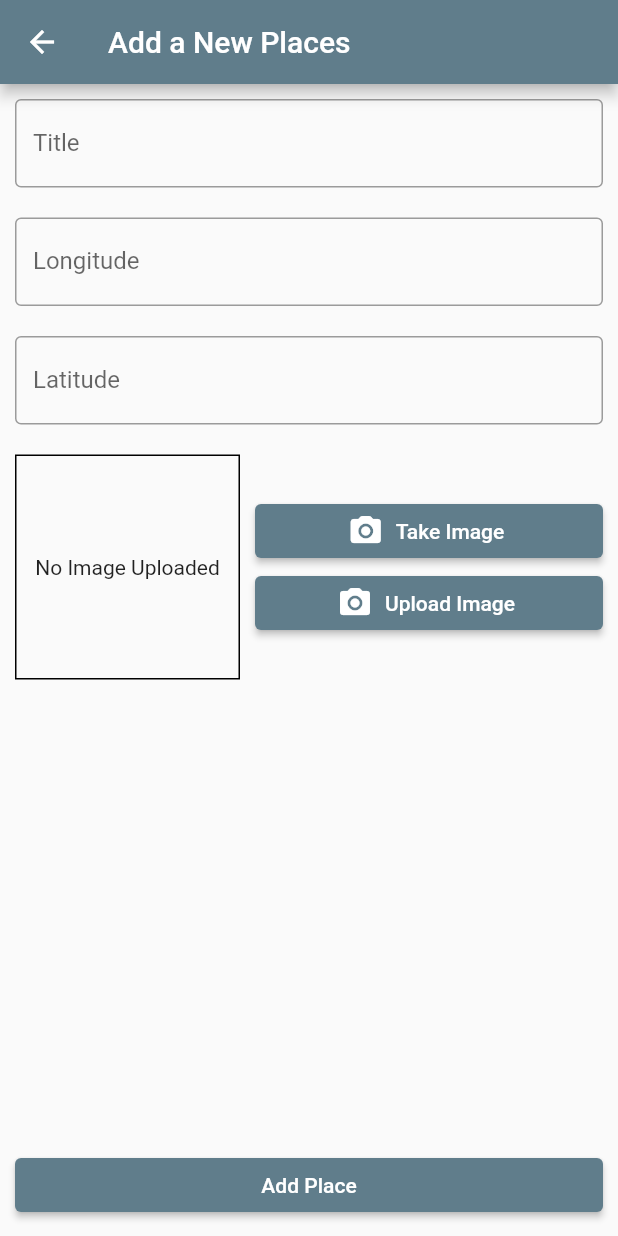
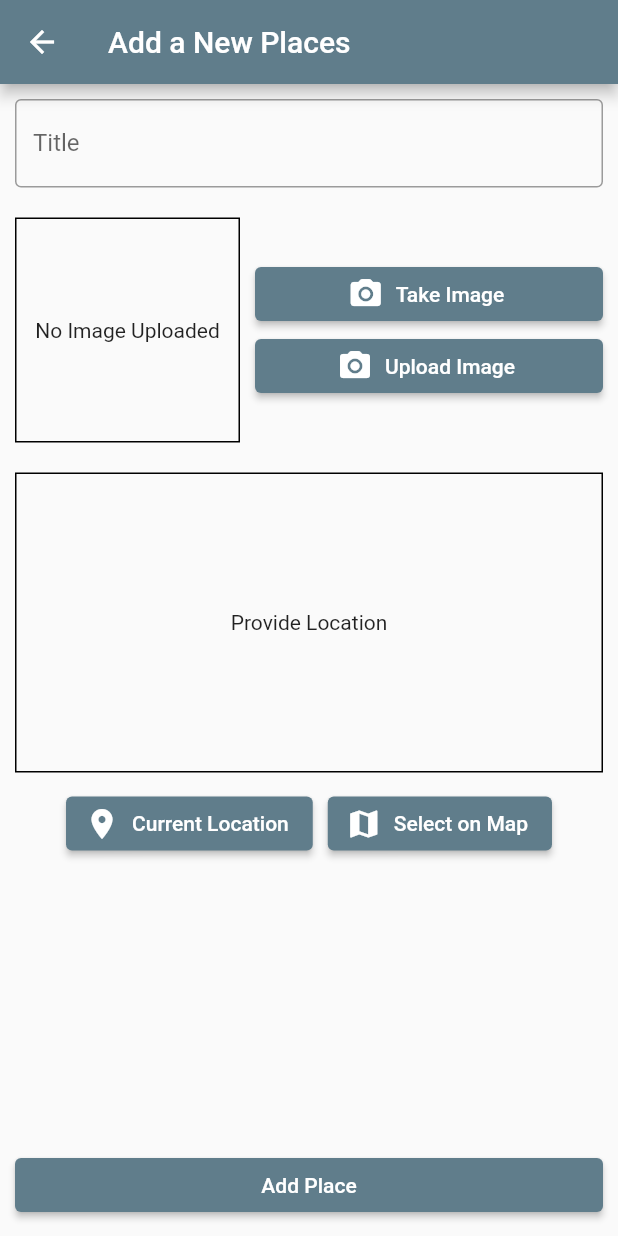
Before and after one commit to sebastianarcila98/great-places-app, a Flutter app: the screen it shows after launch, after a tap on the "add" icon, on a phone screen of 412 x 824 dp. Run offline on Flutter 3.47's test engine with Material 2 defaults, Android fonts, the phone set to English and light mode, and no system bars; our stand-ins replace flutter_dotenv, google_maps_flutter, image_picker, location, sqflite; accounts and stored records are empty.

```diff
--- a/lib/helpers/db_helpers.dart
+++ b/lib/helpers/db_helpers.dart
@@ -9,7 +9,7 @@ class DBHelper {
       path.join(sqlPath, 'places.db'),
       onCreate: (db, version) {
         return db.execute(
-            'CREATE TABLE user_places(id TEXT PRIMARY KEY, title TEXT, image TEXT)');
+            'CREATE TABLE user_places(id TEXT PRIMARY KEY, title TEXT, image TEXT, latitude REAL, longitude REAL)');
       },
       version: 1,
     );
@@ -28,4 +28,9 @@ class DBHelper {
     final db = await DBHelper.database();
     return db.query(table);
   }
+
+  static Future<void> deletePlace(String id) async {
+    final db = await DBHelper.database();
+    await db.delete('user_places', where: 'id = ?', whereArgs: [id]);
+  }
 }
--- a/lib/main.dart
+++ b/lib/main.dart
@@ -1,11 +1,13 @@
 import 'package:flutter/material.dart';
+import 'package:flutter_dotenv/flutter_dotenv.dart';
 import 'package:great_places_app/providers/places_provider.dart';
 import 'package:great_places_app/screens/add_place_screen.dart';
 import 'package:provider/provider.dart';
 
 import './screens/places_list_screen.dart';
 
-void main() {
+Future<void> main() async {
+  await dotenv.load(fileName: ".env");
   runApp(const MyApp());
 }
 
--- a/lib/providers/places_provider.dart
+++ b/lib/providers/places_provider.dart
@@ -12,13 +12,13 @@ class PlacesProvider with ChangeNotifier {
     return [..._items];
   }
 
-  void addPlace(String title, File image) {
+  void addPlace(String title, File image, double lat, double lng) {
     Place newPlace = Place(
       id: DateTime.now().toIso8601String(),
       title: title,
       location: PlaceLocation(
-        latitude: 0.0,
-        longitude: 0.0,
+        latitude: lat,
+        longitude: lng,
         address: null,
       ),
       image: image,
@@ -28,6 +28,8 @@ class PlacesProvider with ChangeNotifier {
     DBHelper.insert('user_places', {
       'id': newPlace.id,
       'title': newPlace.title,
+      'latitude': newPlace.location.latitude,
+      'longitude': newPlace.location.longitude,
       'image': newPlace.image.path
     });
   }
@@ -39,8 +41,8 @@ class PlacesProvider with ChangeNotifier {
               id: place['id'],
               title: place['title'],
               location: PlaceLocation(
-                latitude: 0.0,
-                longitude: 0.0,
+                latitude: place['latitude'],
+                longitude: place['longitude'],
                 address: null,
               ),
               image: File(place['image']),
@@ -48,4 +50,11 @@ class PlacesProvider with ChangeNotifier {
         .toList();
     notifyListeners();
   }
+
+  void deletePlace(String id) {
+    final oldPlace = _items.firstWhere((element) => element.id == id);
+    _items.removeWhere((element) => element.id == id);
+    notifyListeners();
+    DBHelper.deletePlace(id);
+  }
 }
--- a/lib/screens/add_place_screen.dart
+++ b/lib/screens/add_place_screen.dart
@@ -2,6 +2,7 @@ import 'dart:io';
 
 import 'package:flutter/material.dart';
 import 'package:great_places_app/providers/places_provider.dart';
+import 'package:great_places_app/widgets/location_input.dart';
 import 'package:provider/provider.dart';
 
 import '../widgets/image_upload.dart';
@@ -22,18 +23,26 @@ class _AddPlaceScreenState extends State<AddPlaceScreen> {
   // };
   String? _title;
   File? _image;
+  double? _lat;
+  double? _lng;
 
   void _pickImage(File img) {
     _image = img;
+  }
+
+  void _setLocation(double lat, double lng) {
+    _lat = lat;
+    _lng = lng;
   }
 
   void _saveForm() {
     if (!_formKey.currentState!.validate()) {
       return;
     }
+    if (_lat == null || _lng == null) return;
     _formKey.currentState!.save();
     Provider.of<PlacesProvider>(context, listen: false)
-        .addPlace(_title!, _image!);
+        .addPlace(_title!, _image!, _lat!, _lng!);
   }
 
   @override
@@ -60,7 +69,6 @@ class _AddPlaceScreenState extends State<AddPlaceScreen> {
                             border: OutlineInputBorder(),
                           ),
                           validator: (value) {
-                            print(value);
                             if (value == null || value.isEmpty) {
                               return 'Enter title';
                             }
@@ -70,30 +78,32 @@ class _AddPlaceScreenState extends State<AddPlaceScreen> {
                             _title = newValue;
                           },
                         ),
-                        const SizedBox(height: 20.0),
-                        TextFormField(
-                          decoration: const InputDecoration(
-                            label: Text('Longitude'),
-                            border: OutlineInputBorder(),
-                          ),
-                          validator: (value) {
-                            return null;
-                          },
-                          onSaved: (newValue) {},
-                        ),
-                        const SizedBox(height: 20.0),
-                        TextFormField(
-                          decoration: const InputDecoration(
-                            label: Text('Latitude'),
-                            border: OutlineInputBorder(),
-                          ),
-                          validator: (value) {
-                            return null;
-                          },
-                          onSaved: (newValue) {},
-                        ),
+                        // const SizedBox(height: 20.0),
+                        // TextFormField(
+                        //   decoration: const InputDecoration(
+                        //     label: Text('Longitude'),
+                        //     border: OutlineInputBorder(),
+                        //   ),
+                        //   validator: (value) {
+                        //     return null;
+                        //   },
+                        //   onSaved: (newValue) {},
+                        // ),
+                        // const SizedBox(height: 20.0),
+                        // TextFormField(
+                        //   decoration: const InputDecoration(
+                        //     label: Text('Latitude'),
+                        //     border: OutlineInputBorder(),
+                        //   ),
+                        //   validator: (value) {
+                        //     return null;
+                        //   },
+                        //   onSaved: (newValue) {},
+                        // ),
                         const SizedBox(height: 20.0),
                         ImageUpload(_pickImage),
+                        const SizedBox(height: 20.0),
+                        LocationInput(_setLocation),
                       ],
                     ),
                   ),
--- a/lib/screens/places_list_screen.dart
+++ b/lib/screens/places_list_screen.dart
@@ -36,6 +36,11 @@ class PlacesListScreen extends StatelessWidget {
                           ),
                           title: Text(places.items[i].title),
                           onTap: () {},
+                          trailing: IconButton(
+                              onPressed: () {
+                                places.deletePlace(places.items[i].id);
+                              },
+                              icon: const Icon(Icons.delete)),
                         ),
                       ),
                 child: const Center(child: Text('No places exist')),
--- /dev/null
+++ b/lib/widgets/location_input.dart
@@ -0,0 +1,84 @@
+// ignore_for_file: sized_box_for_whitespace
+
+import 'package:flutter/material.dart';
+import 'package:google_maps_flutter/google_maps_flutter.dart';
+import 'package:great_places_app/helpers/location_helpers.dart';
+import 'package:location/location.dart';
+
+import '../screens/map_screen.dart';
+
+class LocationInput extends StatefulWidget {
+  final Function setLocation;
+  const LocationInput(this.setLocation, {super.key});
+
+  @override
+  State<LocationInput> createState() => _LocationInputState();
+}
+
+class _LocationInputState extends State<LocationInput> {
+  String? _locationImgUrl;
+
+  Future<void> _getCurrentLocation() async {
+    final locationData = await Location().getLocation();
+    final imageUrl = LocationHelpers.getMapImageUrl(
+        locationData.latitude!, locationData.longitude!);
+    setState(() {
+      _locationImgUrl = imageUrl;
+    });
+    widget.setLocation(locationData.latitude, locationData.longitude);
+  }
+
+  Future<void> _selectLocationOnMap() async {
+    final LatLng? selectedLocation = await Navigator.push(
+        context,
+        MaterialPageRoute(
+          builder: (context) => const MapScreen(),
+        ));
+    if (selectedLocation == null) return;
+    setState(() {
+      _locationImgUrl = LocationHelpers.getMapImageUrl(
+          selectedLocation.latitude, selectedLocation.longitude);
+    });
+    widget.setLocation(selectedLocation.latitude, selectedLocation.longitude);
+  }
+
+  @override
+  Widget build(BuildContext context) {
+    return SizedBox(
+      height: 300,
+      width: double.infinity,
+      child: Column(children: [
+        Container(
+          height: 200,
+          decoration: BoxDecoration(border: Border.all()),
+          child: _locationImgUrl == null
+              ? const Center(
+                  child: Text('Provide Location'),
+                )
+              : Image.network(
+                  _locationImgUrl!,
+                  fit: BoxFit.cover,
+                  width: double.infinity,
+                ),
+        ),
+        const SizedBox(height: 10.0),
+        Row(
+          mainAxisAlignment: MainAxisAlignment.center,
+          children: [
+            ElevatedButton.icon(
+              onPressed: _getCurrentLocation,
+              icon: const Icon(Icons.location_on),
+              label: const Text('Current Location'),
+            ),
+            const SizedBox(width: 10),
+            ElevatedButton.icon(
+              onPressed: _selectLocationOnMap,
+              icon: const Icon(Icons.map),
+              label: const Text('Select on Map'),
+            ),
+          ],
+        )
+      ]),
+    );
+  }
+}
--- a/pubspec.yaml
+++ b/pubspec.yaml
@@ -37,6 +37,8 @@ dependencies:
   path_provider: ^2.0.12
   provider: ^6.0.5
   sqflite: ^2.2.4+1
+  google_maps_flutter: ^2.2.3
+  flutter_dotenv: ^5.0.2
 
 dev_dependencies:
   flutter_lints: ^2.0.0
@@ -52,6 +54,8 @@ flutter:
   # the material Icons class.
   uses-material-design: true
   # To add assets to your application, add an assets section, like this:
+  assets:
+    - .env
   # assets:
   #   - images/a_dot_burr.jpeg
   #   - images/a_dot_ham.jpeg
```
Also changed, not shown: lib/helpers/location_helpers.dart (added, +9 -0 lines), lib/screens/map_screen.dart (added, +49 -0 lines), pubspec.lock, 5 other files.
